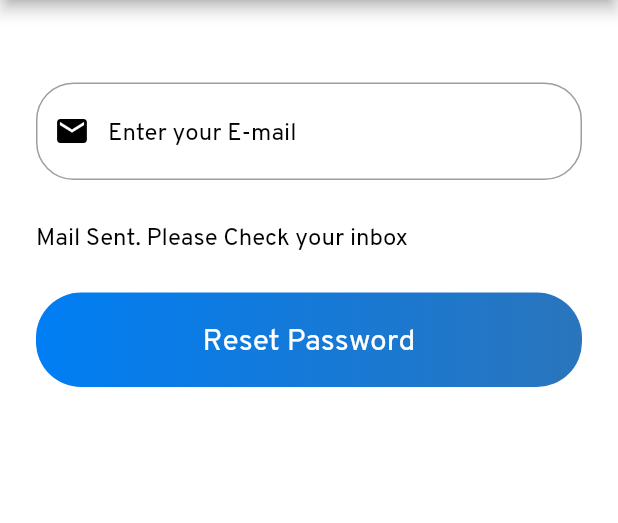
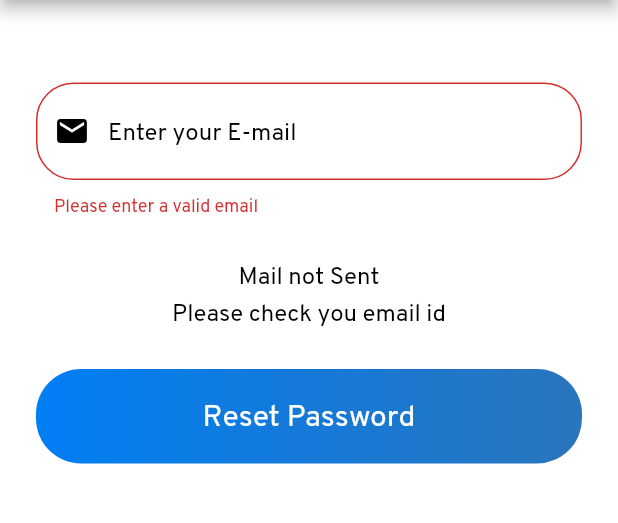
Before and after one commit to jatin527/E-Groceries, a Flutter app: the ForgotPassword screen opened directly, after a tap on "Reset Password", on a phone screen of 412 x 824 dp, the part 84-607 px from its top. Run offline on Flutter 3.47's test engine with Material 2 defaults, Android fonts, the phone set to English and light mode, and no system bars; our stand-ins replace cloud_firestore, email_validator, firebase_auth, google_fonts, google_sign_in, shared_preferences; accounts and stored records are empty; Roboto replaces fonts that are missing (Piedra).

Commit message:
Update forgot_password.dart

```diff
--- a/lib/views/forgot_password.dart
+++ b/lib/views/forgot_password.dart
@@ -13,15 +13,17 @@ AuthService authService = new AuthService();
 class _ForgotPasswordState extends State<ForgotPassword> {
   TextEditingController useremailEditingController =
       new TextEditingController();
-  bool isLoading = false;
   bool visible = false;
+  bool visible1 = false;
   bool isEmail = false;
   final GlobalKey<FormState> formKey = GlobalKey<FormState>();
 
   forgetpass() async {
-
-      await authService.resetPass(useremailEditingController.text);
-
+    if (formKey.currentState.validate()) {
+      await authService.resetPass(useremailEditingController.text).then((result){
+        print(result);
+      });
+    }
   }
 
   @override
@@ -29,29 +31,32 @@ class _ForgotPasswordState extends State<ForgotPassword> {
     return Scaffold(
       backgroundColor: Colors.white,
       appBar: appBarMain(context),
-      body: isLoading
-          ? Container(
-              child: Center(
-                child: CircularProgressIndicator(),
-              ),
-            )
-          : Container(
+      body: Container(
         padding: EdgeInsets.only(left: 24.0, right: 24.0, top: 55.0),
         child: Form(
+          key: formKey,
           child: ListView(
             children: [
               TextFormField(
-                      style: simpleTextStyle(),
-                      controller: useremailEditingController,
-                      validator: (val){
+                validator: (val) {
                   if (!EmailValidator.validate(val)) {
+                    setState(() {
+                      visible1 = true;
+                      visible = false;
+                    });
+
                     return 'Please enter a valid email';
                   } else {
                     setState(() {
                       isEmail = true;
+                      visible = true;
+                      visible1 = false;
                     });
                   }
                 },
+                style: simpleTextStyle(),
+                controller: useremailEditingController,
+                keyboardType: TextInputType.emailAddress,
                 decoration: textFieldInputDecoration("Enter your E-mail",
                     iconic: Icons.mail),
               ),
@@ -60,27 +65,35 @@ class _ForgotPasswordState extends State<ForgotPassword> {
               ),
               visible
                   ? new Row(
+                    mainAxisAlignment: MainAxisAlignment.center,
                       children: <Widget>[
                         Text(
-                                "Mail Sent. Please Check your inbox",
+                          "Mail Sent\nPlease Check your inbox",
                           textAlign: TextAlign.center,
                           style: simpleTextStyle(),
                         )
                       ],
                     )
                   : new Container(),
+              visible1
+                  ? new Row(
 
+                    mainAxisAlignment: MainAxisAlignment.center,
+                      children: <Widget>[
+                        Text(
+                          "Mail not Sent\nPlease check you email id",
+                          textAlign: TextAlign.center,
+                          style: simpleTextStyle(),
+                        )
+                      ],
+                    )
+                  : new Container(),
               SizedBox(
                 height: 25,
               ),
               GestureDetector(
                 onTap: () {
-
                   forgetpass();
-                          setState(() {
-                            visible = true;
-                          });
-
                 },
                 child: Container(
                   padding: EdgeInsets.symmetric(vertical: 16),
```
Lines whose indentation alone changed are shown as unchanged.
